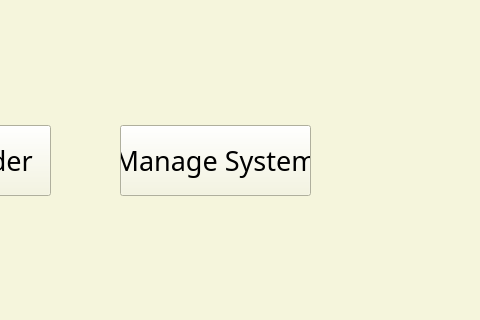
Old version of the form Ui/Login.ui in the repository duckbumbum301/FinalProject; both pictures show x 470 to 950 and y 295 to 615 of the 1085 by 784 pixel window.
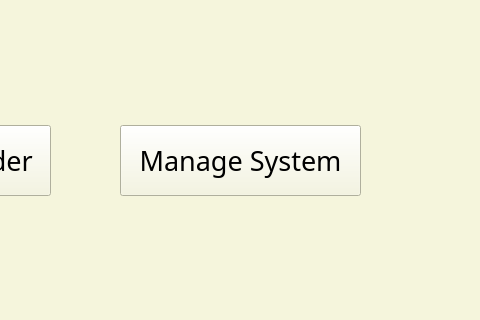
New version of the form. Icons and pictures are not drawn.

Patch:
```diff
--- a/Ui/Login.ui
+++ b/Ui/Login.ui
@@ -68,7 +68,7 @@
      <rect>
       <x>590</x>
       <y>420</y>
-      <width>191</width>
+      <width>241</width>
       <height>71</height>
      </rect>
     </property>
```
Left out of the diff: 2 changed lines with no effect on the pictures.
